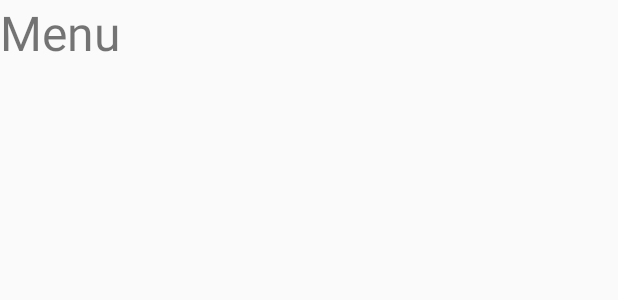
After one commit to vmarquet/bartendr-client-android, an Android app: the layout activity_menu.xml on its own in the app's theme, with its tools: preview values and no code run, on a phone screen of 412 x 824 dp. The commit adds this screen. Shown: the top 300 px of the screen. Run offline under Robolectric (Android 15) with nearby library versions, the phone set to English and light mode, and no system bars.

Commit message:
created new Activity to display the menu

```diff
--- a/app/src/main/AndroidManifest.xml
+++ b/app/src/main/AndroidManifest.xml
@@ -22,6 +22,10 @@
                 <category android:name="android.intent.category.LAUNCHER" />
             </intent-filter>
         </activity>
+        <activity
+            android:name=".MenuActivity"
+            android:label="@string/app_name" >
+        </activity>
     </application>
 
 </manifest>
--- a/app/src/main/res/layout/activity_main.xml
+++ b/app/src/main/res/layout/activity_main.xml
@@ -23,7 +23,8 @@
         android:layout_height="wrap_content"
         android:layout_centerHorizontal="true"
         android:layout_centerVertical="true"
-        android:text="@string/order_button" />
+        android:text="@string/order_button"
+        android:onClick="seeMenu" />
 
     <Button
         android:id="@+id/pay_button"
--- /dev/null
+++ b/app/src/main/res/layout/activity_menu.xml
@@ -0,0 +1,16 @@
+<?xml version="1.0" encoding="utf-8"?>
+<LinearLayout xmlns:android="http://schemas.android.com/apk/res/android"
+    android:orientation="vertical"
+    android:layout_width="match_parent"
+    android:layout_height="match_parent">
+
+    <TextView
+        android:id="@+id/textViewMenu"
+        android:layout_width="wrap_content"
+        android:layout_height="wrap_content"
+        android:layout_centerHorizontal="true"
+        android:gravity="center"
+        android:text="@string/menu"
+        android:textSize="32sp" />
+
+</LinearLayout>
--- a/app/src/main/res/values/strings.xml
+++ b/app/src/main/res/values/strings.xml
@@ -1,10 +1,14 @@
 <?xml version="1.0" encoding="utf-8"?>
 <resources>
 
+    <!-- main activity -->
     <string name="app_name">BarTendr</string>
     <string name="hello_world">Bienvenue dans BarTendr !</string>
     <string name="action_settings">Settings</string>
     <string name="order_button">Choisir sa boisson</string>
     <string name="pay_button">Payer !</string>
 
+    <!-- menu activity -->
+    <string name="menu">Menu</string>
+
 </resources>
```
Also changed, not shown: app/src/main/java/com/github/vmarquet/bartendr/MainActivity.java (+8 -0 lines), app/src/main/java/com/github/vmarquet/bartendr/MenuActivity.java (added, +13 -0 lines), 1 other file.
